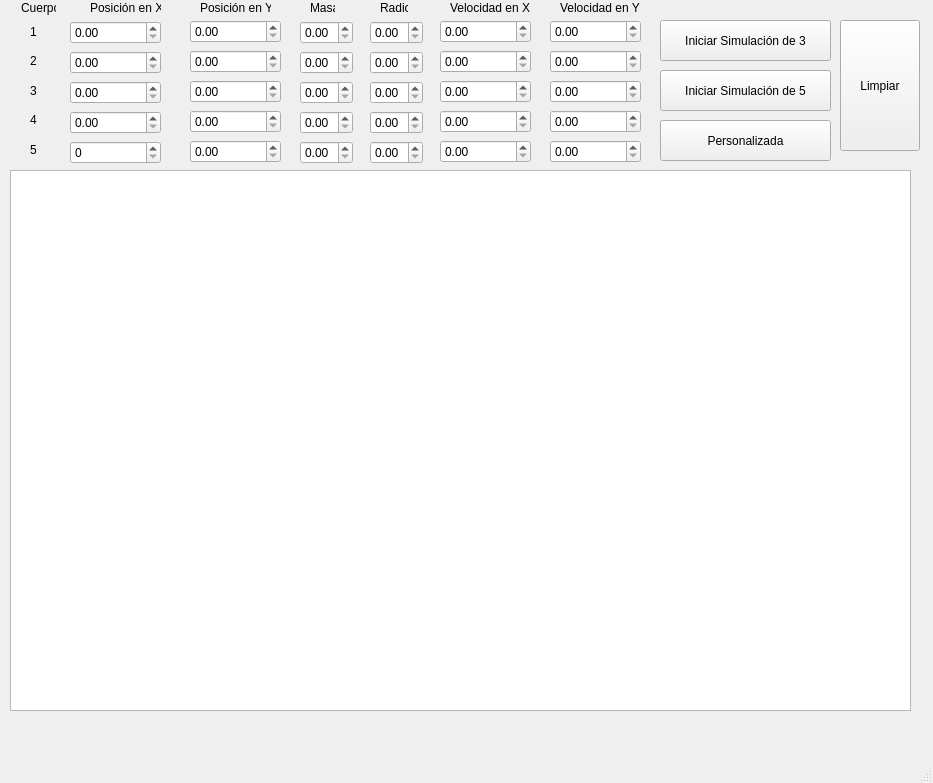
jupazago/Curso_2020_1, file Practica_6/sistemaPlanetario/mainwindow.ui: the form before one commit.
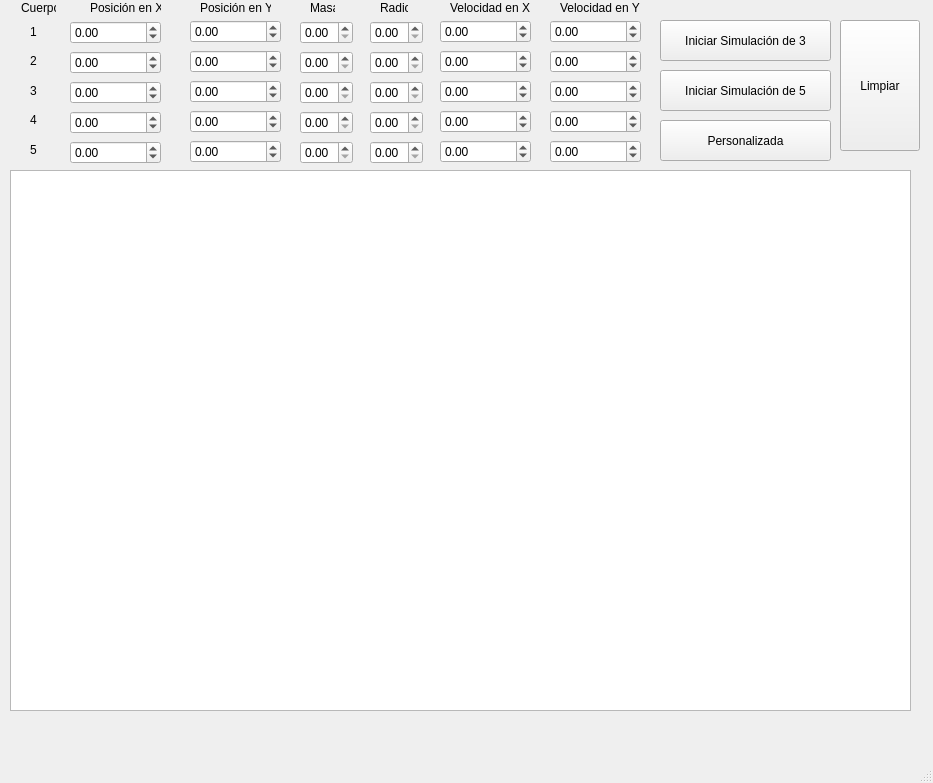
The form after the commit.

Diff of the .ui file:
```diff
--- a/Practica_6/sistemaPlanetario/mainwindow.ui
+++ b/Practica_6/sistemaPlanetario/mainwindow.ui
@@ -46,6 +46,12 @@
       <height>23</height>
      </rect>
     </property>
+    <property name="minimum">
+     <double>-100000.000000000000000</double>
+    </property>
+    <property name="maximum">
+     <double>100000.000000000000000</double>
+    </property>
    </widget>
    <widget class="QLabel" name="label_2">
     <property name="geometry">
@@ -147,6 +153,12 @@
       <height>23</height>
      </rect>
     </property>
+    <property name="minimum">
+     <double>-100000.000000000000000</double>
+    </property>
+    <property name="maximum">
+     <double>100000.000000000000000</double>
+    </property>
    </widget>
    <widget class="QDoubleSpinBox" name="A3">
     <property name="geometry">
@@ -177,6 +189,12 @@
       <height>23</height>
      </rect>
     </property>
+    <property name="minimum">
+     <double>-100000.000000000000000</double>
+    </property>
+    <property name="maximum">
+     <double>100000.000000000000000</double>
+    </property>
    </widget>
    <widget class="QDoubleSpinBox" name="A6">
     <property name="geometry">
@@ -187,6 +205,12 @@
       <height>23</height>
      </rect>
     </property>
+    <property name="minimum">
+     <double>-100000.000000000000000</double>
+    </property>
+    <property name="maximum">
+     <double>100000.000000000000000</double>
+    </property>
    </widget>
    <widget class="QDoubleSpinBox" name="B6">
     <property name="geometry">
@@ -197,6 +221,12 @@
       <height>23</height>
      </rect>
     </property>
+    <property name="minimum">
+     <double>-100000.000000000000000</double>
+    </property>
+    <property name="maximum">
+     <double>100000.000000000000000</double>
+    </property>
    </widget>
    <widget class="QDoubleSpinBox" name="B1">
     <property name="geometry">
@@ -207,6 +237,12 @@
       <height>23</height>
      </rect>
     </property>
+    <property name="minimum">
+     <double>-100000.000000000000000</double>
+    </property>
+    <property name="maximum">
+     <double>100000.000000000000000</double>
+    </property>
    </widget>
    <widget class="QDoubleSpinBox" name="B3">
     <property name="geometry">
@@ -227,6 +263,12 @@
       <height>23</height>
      </rect>
     </property>
+    <property name="minimum">
+     <double>-100000.000000000000000</double>
+    </property>
+    <property name="maximum">
+     <double>100000.000000000000000</double>
+    </property>
    </widget>
    <widget class="QDoubleSpinBox" name="B4">
     <property name="geometry">
@@ -247,6 +289,12 @@
       <height>23</height>
      </rect>
     </property>
+    <property name="minimum">
+     <double>-100000.000000000000000</double>
+    </property>
+    <property name="maximum">
+     <double>100000.000000000000000</double>
+    </property>
    </widget>
    <widget class="QDoubleSpinBox" name="C6">
     <property name="geometry">
@@ -257,6 +305,12 @@
       <height>23</height>
      </rect>
     </property>
+    <property name="minimum">
+     <double>-100000.000000000000000</double>
+    </property>
+    <property name="maximum">
+     <double>100000.000000000000000</double>
+    </property>
    </widget>
    <widget class="QDoubleSpinBox" name="C1">
     <property name="geometry">
@@ -267,6 +321,12 @@
       <height>23</height>
      </rect>
     </property>
+    <property name="minimum">
+     <double>-100000.000000000000000</double>
+    </property>
+    <property name="maximum">
+     <double>100000.000000000000000</double>
+    </property>
    </widget>
    <widget class="QDoubleSpinBox" name="C3">
     <property name="geometry">
@@ -287,6 +347,12 @@
       <height>23</height>
      </rect>
     </property>
+    <property name="minimum">
+     <double>-100000.000000000000000</double>
+    </property>
+    <property name="maximum">
+     <double>100000.000000000000000</double>
+    </property>
    </widget>
    <widget class="QDoubleSpinBox" name="C4">
     <property name="geometry">
@@ -307,6 +373,12 @@
       <height>23</height>
      </rect>
     </property>
+    <property name="minimum">
+     <double>-100000.000000000000000</double>
+    </property>
+    <property name="maximum">
+     <double>100000.000000000000000</double>
+    </property>
    </widget>
    <widget class="QDoubleSpinBox" name="D6">
     <property name="geometry">
@@ -317,6 +389,12 @@
       <height>23</height>
      </rect>
     </property>
+    <property name="minimum">
+     <double>-100000.000000000000000</double>
+    </property>
+    <property name="maximum">
+     <double>100000.000000000000000</double>
+    </property>
    </widget>
    <widget class="QDoubleSpinBox" name="D1">
     <property name="geometry">
@@ -327,6 +405,12 @@
       <height>23</height>
      </rect>
     </property>
+    <property name="minimum">
+     <double>-100000.000000000000000</double>
+    </property>
+    <property name="maximum">
+     <double>100000.000000000000000</double>
+    </property>
    </widget>
    <widget class="QDoubleSpinBox" name="D3">
     <property name="geometry">
@@ -347,6 +431,12 @@
       <height>23</height>
      </rect>
     </property>
+    <property name="minimum">
+     <double>-100000.000000000000000</double>
+    </property>
+    <property name="maximum">
+     <double>100000.000000000000000</double>
+    </property>
    </widget>
    <widget class="QDoubleSpinBox" name="D4">
     <property name="geometry">
@@ -367,6 +457,12 @@
       <height>23</height>
      </rect>
     </property>
+    <property name="minimum">
+     <double>-100000.000000000000000</double>
+    </property>
+    <property name="maximum">
+     <double>100000.000000000000000</double>
+    </property>
    </widget>
    <widget class="QDoubleSpinBox" name="E6">
     <property name="geometry">
@@ -377,8 +473,14 @@
       <height>23</height>
      </rect>
     </property>
+    <property name="minimum">
+     <double>-100000.000000000000000</double>
+    </property>
+    <property name="maximum">
+     <double>100000.000000000000000</double>
+    </property>
    </widget>
-   <widget class="QSpinBox" name="E1">
+   <widget class="QDoubleSpinBox" name="E1">
     <property name="geometry">
      <rect>
       <x>70</x>
@@ -387,6 +489,12 @@
       <height>23</height>
      </rect>
     </property>
+    <property name="minimum">
+     <double>-100000.000000000000000</double>
+    </property>
+    <property name="maximum">
+     <double>100000.000000000000000</double>
+    </property>
    </widget>
    <widget class="QDoubleSpinBox" name="E3">
     <property name="geometry">
@@ -407,6 +515,12 @@
       <height>23</height>
      </rect>
     </property>
+    <property name="minimum">
+     <double>-100000.000000000000000</double>
+    </property>
+    <property name="maximum">
+     <double>100000.000000000000000</double>
+    </property>
    </widget>
    <widget class="QDoubleSpinBox" name="E4">
     <property name="geometry">
@@ -427,6 +541,12 @@
       <height>23</height>
      </rect>
     </property>
+    <property name="minimum">
+     <double>-100000.000000000000000</double>
+    </property>
+    <property name="maximum">
+     <double>100000.000000000000000</double>
+    </property>
    </widget>
    <widget class="QPushButton" name="pushButton_2">
     <property name="geometry">
@@ -467,7 +587,7 @@
      <string>Limpiar</string>
     </property>
    </widget>
-   <widget class="QWidget" name="">
+   <widget class="QWidget" name="layoutWidget">
     <property name="geometry">
      <rect>
       <x>30</x>
```
Left out of the diff: 60 changed lines with no effect on the pictures.
